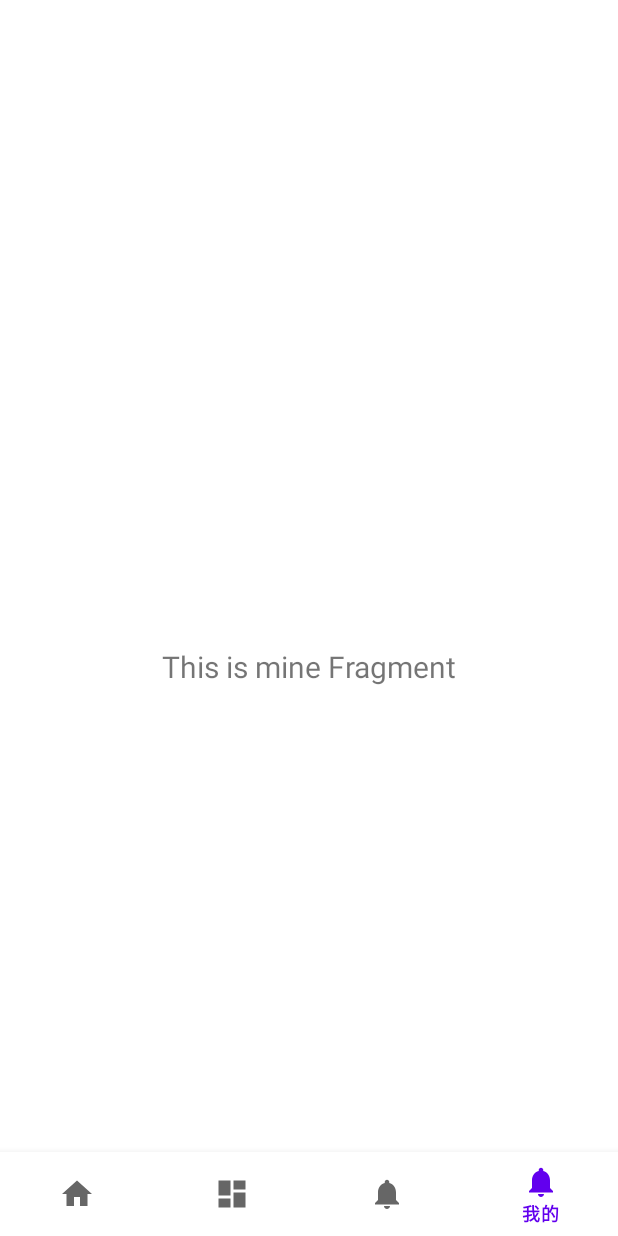
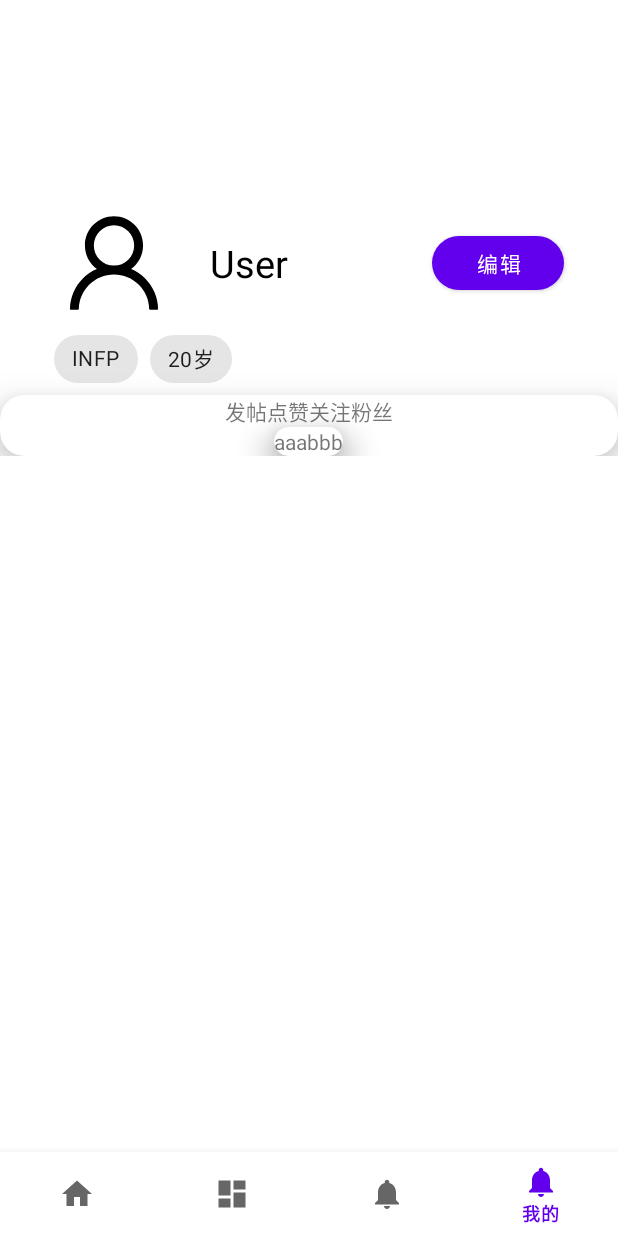
Before and after one commit to 1vyyyyyy/BreakIce, an Android app: the MineFragment screen opened through its navigation route, on a phone screen of 412 x 824 dp. Run offline under Robolectric (Android 15) with nearby library versions, the phone set to English and light mode, and no system bars; our stand-ins replace navigation-ui.

Commit message:
Basic layout for mine fragment

```diff
--- a/app/src/main/java/com/exe/breakice/ui/mine/MineFragment.kt
+++ b/app/src/main/java/com/exe/breakice/ui/mine/MineFragment.kt
@@ -28,10 +28,6 @@ class MineFragment : Fragment() {
         _binding = FragmentMineBinding.inflate(inflater, container, false)
         val root: View = binding.root
 
-        val textView: TextView = binding.textMine
-        dashboardViewModel.text.observe(viewLifecycleOwner) {
-            textView.text = it
-        }
         return root
     }
 
--- /dev/null
+++ b/app/src/main/res/drawable/ic_user.xml
@@ -0,0 +1,9 @@
+<vector xmlns:android="http://schemas.android.com/apk/res/android"
+    android:width="80dp"
+    android:height="80dp"
+    android:viewportWidth="1024"
+    android:viewportHeight="1024">
+  <path
+      android:fillColor="#FF000000"
+      android:pathData="M858.5,763.6c-18.9,-44.8 -46.1,-85 -80.6,-119.5 -34.5,-34.5 -74.7,-61.6 -119.5,-80.6 -0.4,-0.2 -0.8,-0.3 -1.2,-0.5C719.5,518 760,444.7 760,362c0,-137 -111,-248 -248,-248S264,225 264,362c0,82.7 40.5,156 102.8,201.1 -0.4,0.2 -0.8,0.3 -1.2,0.5 -44.8,18.9 -85,46 -119.5,80.6 -34.5,34.5 -61.6,74.7 -80.6,119.5C146.9,807.5 137,854 136,901.8c-0.1,4.5 3.5,8.2 8,8.2h60c4.4,0 7.9,-3.5 8,-7.8 2,-77.2 33,-149.5 87.8,-204.3 56.7,-56.7 132,-87.9 212.2,-87.9s155.5,31.2 212.2,87.9C779,752.7 810,825 812,902.2c0.1,4.4 3.6,7.8 8,7.8h60c4.5,0 8.1,-3.7 8,-8.2 -1,-47.8 -10.9,-94.3 -29.5,-138.2zM512,534c-45.9,0 -89.1,-17.9 -121.6,-50.4S340,407.9 340,362c0,-45.9 17.9,-89.1 50.4,-121.6S466.1,190 512,190s89.1,17.9 121.6,50.4S684,316.1 684,362c0,45.9 -17.9,89.1 -50.4,121.6S557.9,534 512,534z"/>
+</vector>
--- a/app/src/main/res/layout/fragment_mine.xml
+++ b/app/src/main/res/layout/fragment_mine.xml
@@ -1,23 +1,128 @@
 <?xml version="1.0" encoding="utf-8"?>
-<androidx.constraintlayout.widget.ConstraintLayout xmlns:android="http://schemas.android.com/apk/res/android"
+
+<androidx.core.widget.NestedScrollView xmlns:android="http://schemas.android.com/apk/res/android"
     xmlns:app="http://schemas.android.com/apk/res-auto"
     xmlns:tools="http://schemas.android.com/tools"
+    android:layout_width="match_parent"
+    android:layout_height="match_parent">
+
+    <androidx.constraintlayout.widget.ConstraintLayout
         android:layout_width="match_parent"
         android:layout_height="match_parent"
         tools:context=".ui.mine.MineFragment">
 
+        <ImageView
+            android:id="@+id/mine_avatar"
+            android:layout_width="80dp"
+            android:layout_height="80dp"
+            android:layout_marginStart="36dp"
+            android:layout_marginTop="64dp"
+            android:src="@drawable/ic_user"
+            app:layout_constraintBottom_toBottomOf="parent"
+            app:layout_constraintStart_toStartOf="parent"
+            app:layout_constraintTop_toTopOf="parent"
+            app:layout_constraintVertical_bias="0.15" />
+
         <TextView
-        android:id="@+id/text_mine"
+            android:id="@+id/mine_username"
+            android:layout_width="wrap_content"
+            android:layout_height="wrap_content"
+            android:layout_marginStart="24dp"
+            android:text="User"
+            android:textColor="@color/black"
+            android:textSize="25sp"
+            app:layout_constraintBottom_toBottomOf="@+id/mine_avatar"
+            app:layout_constraintStart_toEndOf="@+id/mine_avatar"
+            app:layout_constraintTop_toTopOf="@+id/mine_avatar" />
+
+        <Button
+            android:id="@+id/button"
+            android:layout_width="wrap_content"
+            android:layout_height="wrap_content"
+            android:layout_marginEnd="36dp"
+            android:text="编辑"
+            app:cornerRadius="20sp"
+            app:layout_constraintBottom_toBottomOf="@+id/mine_avatar"
+            app:layout_constraintEnd_toEndOf="parent"
+            app:layout_constraintTop_toTopOf="@+id/mine_avatar" />
+
+        <com.google.android.material.chip.ChipGroup
+            android:id="@+id/chip_group"
+            android:layout_width="wrap_content"
+            android:layout_height="wrap_content"
+            app:layout_constraintStart_toStartOf="@id/mine_avatar"
+            app:layout_constraintTop_toBottomOf="@id/mine_avatar">
+
+            <com.google.android.material.chip.Chip
+                android:layout_width="wrap_content"
+                android:layout_height="wrap_content"
+                android:text="INFP" />
+
+            <com.google.android.material.chip.Chip
+                android:layout_width="wrap_content"
+                android:layout_height="wrap_content"
+                android:text="20岁" />
+
+        </com.google.android.material.chip.ChipGroup>
+
+        <androidx.cardview.widget.CardView
             android:layout_width="match_parent"
             android:layout_height="wrap_content"
-        android:layout_marginStart="8dp"
-        android:layout_marginTop="8dp"
-        android:layout_marginEnd="8dp"
-        android:textAlignment="center"
-        android:textSize="20sp"
-        app:layout_constraintBottom_toBottomOf="parent"
-        app:layout_constraintEnd_toEndOf="parent"
             app:layout_constraintStart_toStartOf="parent"
-        app:layout_constraintTop_toTopOf="parent" />
+            app:layout_constraintTop_toBottomOf="@id/chip_group"
+            app:cardElevation="16dp"
+            app:cardCornerRadius="16dp" >
+
+            <LinearLayout
+                android:layout_width="match_parent"
+                android:layout_height="match_parent"
+                android:layout_gravity="center_vertical"
+                android:orientation="vertical"
+                android:gravity="center">
+
+                <LinearLayout
+                    android:layout_width="wrap_content"
+                    android:layout_height="wrap_content">
+
+                    <TextView
+                        android:layout_width="wrap_content"
+                        android:layout_height="wrap_content"
+                        android:text="发帖" />
+
+                    <TextView
+                        android:layout_width="wrap_content"
+                        android:layout_height="wrap_content"
+                        android:text="点赞" />
+
+                    <TextView
+                        android:layout_width="wrap_content"
+                        android:layout_height="wrap_content"
+                        android:text="关注" />
+
+                    <TextView
+                        android:layout_width="wrap_content"
+                        android:layout_height="wrap_content"
+                        android:text="粉丝" />
+
+                </LinearLayout>
+
+                <androidx.cardview.widget.CardView
+                    android:layout_width="wrap_content"
+                    android:layout_height="wrap_content"
+                    app:cardElevation="16dp"
+                    app:cardCornerRadius="16dp" >
+
+                    <TextView
+                        android:layout_width="wrap_content"
+                        android:layout_height="wrap_content"
+                        android:text="aaabbb" />
+
+                 </androidx.cardview.widget.CardView>
+
+            </LinearLayout>
+
+        </androidx.cardview.widget.CardView>
 
     </androidx.constraintlayout.widget.ConstraintLayout>
+
+</androidx.core.widget.NestedScrollView>
```
Lines whose indentation alone changed are shown as unchanged.
